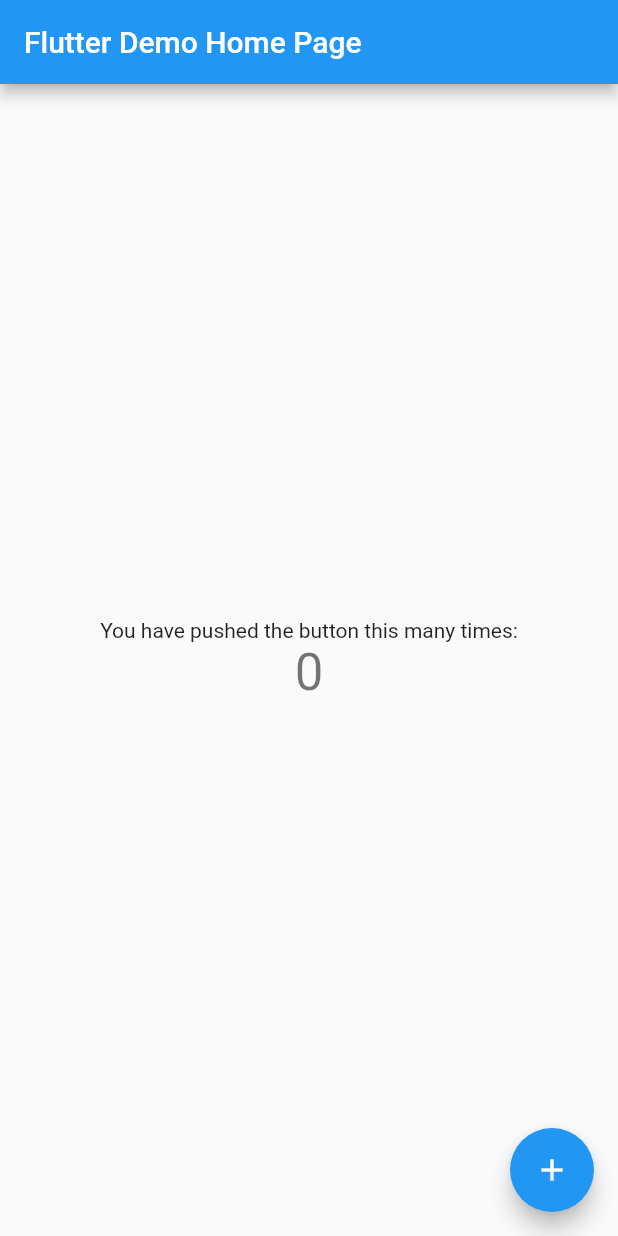
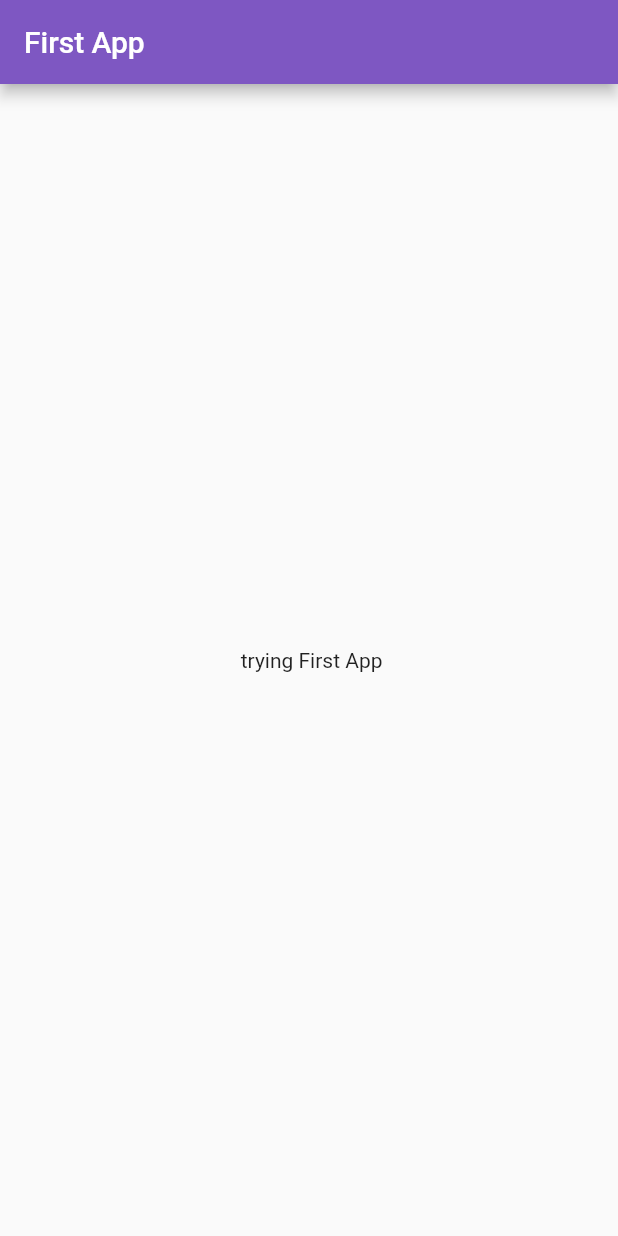
Before and after one commit to ETNINJA/learning, a Flutter app: the screen it shows after launch, on a phone screen of 412 x 824 dp. Run offline on Flutter 3.47's test engine with Material 2 defaults, Android fonts, the phone set to English and light mode, and no system bars.

Commit message:
Theme File and debugBanner false

```diff
--- a/app_1/lib/main.dart
+++ b/app_1/lib/main.dart
@@ -1,4 +1,7 @@
 import 'package:flutter/material.dart';
+
+import 'screens/homepage.dart';
+import 'myTheme.dart';
 
 void main() {
   runApp(MyApp());
@@ -10,108 +13,9 @@
   Widget build(BuildContext context) {
     return MaterialApp(
       title: 'Flutter Demo',
-      theme: ThemeData(
-        // This is the theme of your application.
-        //
-        // Try running your application with "flutter run". You'll see the
-        // application has a blue toolbar. Then, without quitting the app, try
-        // changing the primarySwatch below to Colors.green and then invoke
-        // "hot reload" (press "r" in the console where you ran "flutter run",
-        // or simply save your changes to "hot reload" in a Flutter IDE).
-        // Notice that the counter didn't reset back to zero; the application
-        // is not restarted.
-        primarySwatch: Colors.blue,
-        // This makes the visual density adapt to the platform that you run
-        // the app on. For desktop platforms, the controls will be smaller and
-        // closer together (more dense) than on mobile platforms.
-        visualDensity: VisualDensity.adaptivePlatformDensity,
-      ),
-      home: MyHomePage(title: 'Flutter Demo Home Page'),
+      theme: myTheme,
+      home: Homepage(),
+      debugShowCheckedModeBanner: false,
     );
   }
 }
-
-class MyHomePage extends StatefulWidget {
-  MyHomePage({Key key, this.title}) : super(key: key);
-
-  // This widget is the home page of your application. It is stateful, meaning
-  // that it has a State object (defined below) that contains fields that affect
-  // how it looks.
-
-  // This class is the configuration for the state. It holds the values (in this
-  // case the title) provided by the parent (in this case the App widget) and
-  // used by the build method of the State. Fields in a Widget subclass are
-  // always marked "final".
-
-  final String title;
-
-  @override
-  _MyHomePageState createState() => _MyHomePageState();
-}
-
-class _MyHomePageState extends State<MyHomePage> {
-  int _counter = 0;
-
-  void _incrementCounter() {
-    setState(() {
-      // This call to setState tells the Flutter framework that something has
-      // changed in this State, which causes it to rerun the build method below
-      // so that the display can reflect the updated values. If we changed
-      // _counter without calling setState(), then the build method would not be
-      // called again, and so nothing would appear to happen.
-      _counter++;
-    });
-  }
-
-  @override
-  Widget build(BuildContext context) {
-    // This method is rerun every time setState is called, for instance as done
-    // by the _incrementCounter method above.
-    //
-    // The Flutter framework has been optimized to make rerunning build methods
-    // fast, so that you can just rebuild anything that needs updating rather
-    // than having to individually change instances of widgets.
-    return Scaffold(
-      appBar: AppBar(
-        // Here we take the value from the MyHomePage object that was created by
-        // the App.build method, and use it to set our appbar title.
-        title: Text(widget.title),
-      ),
-      body: Center(
-        // Center is a layout widget. It takes a single child and positions it
-        // in the middle of the parent.
-        child: Column(
-          // Column is also a layout widget. It takes a list of children and
-          // arranges them vertically. By default, it sizes itself to fit its
-          // children horizontally, and tries to be as tall as its parent.
-          //
-          // Invoke "debug painting" (press "p" in the console, choose the
-          // "Toggle Debug Paint" action from the Flutter Inspector in Android
-          // Studio, or the "Toggle Debug Paint" command in Visual Studio Code)
-          // to see the wireframe for each widget.
-          //
-          // Column has various properties to control how it sizes itself and
-          // how it positions its children. Here we use mainAxisAlignment to
-          // center the children vertically; the main axis here is the vertical
-          // axis because Columns are vertical (the cross axis would be
-          // horizontal).
-          mainAxisAlignment: MainAxisAlignment.center,
-          children: <Widget>[
-            Text(
-              'You have pushed the button this many times:',
-            ),
-            Text(
-              '$_counter',
-              style: Theme.of(context).textTheme.headline4,
-            ),
-          ],
-        ),
-      ),
-      floatingActionButton: FloatingActionButton(
-        onPressed: _incrementCounter,
-        tooltip: 'Increment',
-        child: Icon(Icons.add),
-      ), // This trailing comma makes auto-formatting nicer for build methods.
-    );
-  }
-}
--- /dev/null
+++ b/app_1/lib/myTheme.dart
@@ -0,0 +1,6 @@
+import 'package:flutter/material.dart';
+
+final ThemeData myTheme = ThemeData(
+  //primarySwatch: MaterialColor(primary, swatch),
+  primaryColor: Colors.deepPurple[400],
+);
--- /dev/null
+++ b/app_1/lib/screens/homepage.dart
@@ -0,0 +1,15 @@
+import 'package:flutter/material.dart';
+
+class Homepage extends StatelessWidget {
+  @override
+  Widget build(BuildContext context) {
+    return Scaffold(
+      appBar: AppBar(
+        title: Text('First App'),
+      ),
+      body: Center(
+        child: Text(' trying First App'),
+      ),
+    );
+  }
+}
```
